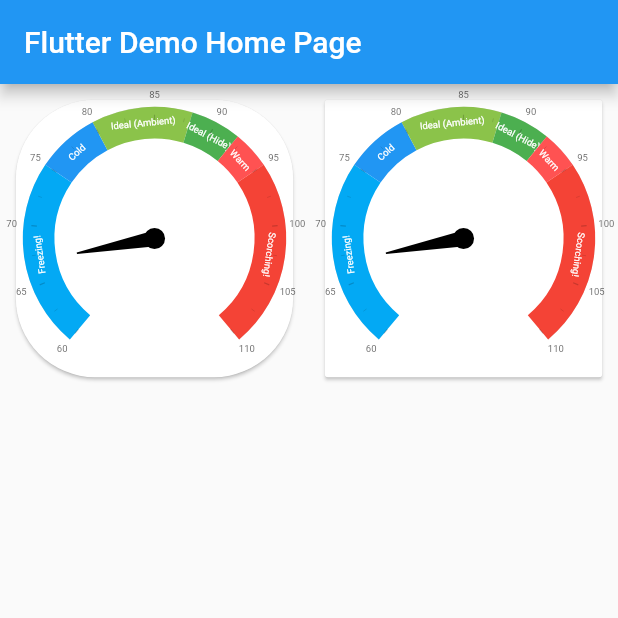
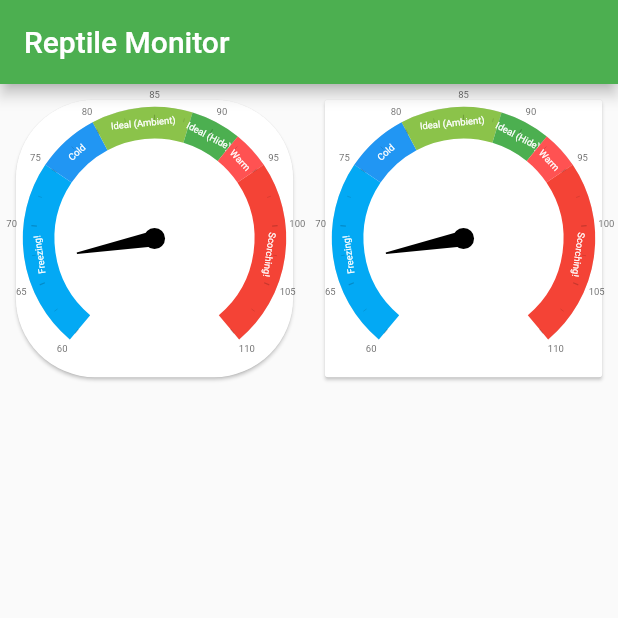
Before and after one commit to CharlesAMiller/Reptile-Monitor, a Flutter app: the screen it shows after launch, on a phone screen of 412 x 824 dp, the top half of it. Run offline on Flutter 3.47's test engine with Material 2 defaults, Android fonts, the phone set to English and light mode, and no system bars; drawn by our look-alikes of syncfusion_flutter_gauges; missing offline and left inert: amplify_api, amplify_auth_cognito, amplify_flutter; network calls fail.

Commit message:
Styling changes to scaffold.

```diff
--- a/lib/main.dart
+++ b/lib/main.dart
@@ -45,9 +45,9 @@ class MyApp extends StatelessWidget {
         // or simply save your changes to "hot reload" in a Flutter IDE).
         // Notice that the counter didn't reset back to zero; the application
         // is not restarted.
-        primarySwatch: Colors.blue,
+        primarySwatch: Colors.green,
       ),
-      home: MyHomePage(title: 'Flutter Demo Home Page'),
+      home: MyHomePage(title: 'Reptile Monitor'),
     );
   }
 }
```
